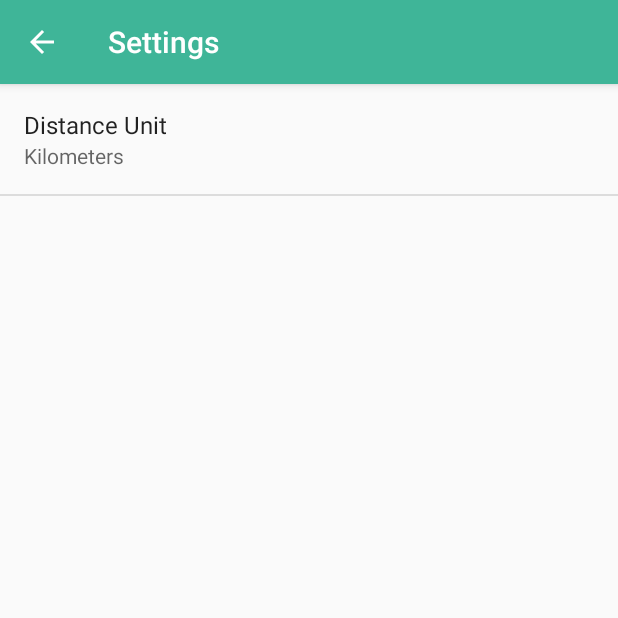
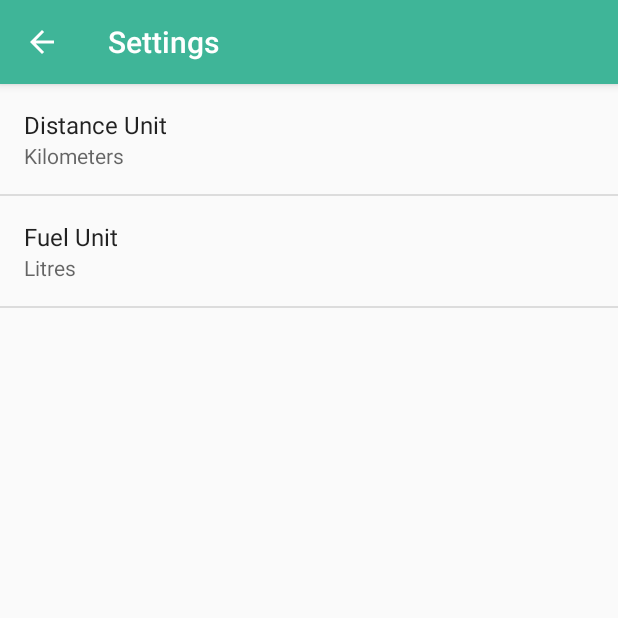
Before and after one commit to championswimmer/ReFuel, an Android app: the SettingsActivity screen opened directly, with no data from a screen before it, on a phone screen of 412 x 824 dp, the top half of it. Run offline under Robolectric (Android 15) with nearby library versions, the phone set to English and light mode, and no system bars.

Commit message:
refactor for cleanliness

```diff
--- a/app/src/main/AndroidManifest.xml
+++ b/app/src/main/AndroidManifest.xml
@@ -9,7 +9,7 @@
         android:supportsRtl="true"
         android:theme="@style/AppTheme" >
         <activity
-            android:name=".MainActivity"
+            android:name=".activities.MainActivity"
             android:label="@string/app_name"
             android:theme="@style/AppTheme.NoActionBar" >
             <intent-filter>
@@ -19,12 +19,12 @@
             </intent-filter>
         </activity>
         <activity
-            android:name=".SettingsActivity"
+            android:name=".activities.SettingsActivity"
             android:label="@string/title_activity_settings"
-            android:parentActivityName=".MainActivity" >
+            android:parentActivityName=".activities.MainActivity" >
             <meta-data
                 android:name="android.support.PARENT_ACTIVITY"
-                android:value="in.championswimmer.refuel.MainActivity" />
+                android:value=".activities.MainActivity" />
         </activity>
     </application>
 
--- a/app/src/main/java/in/championswimmer/refuel/SettingsActivity.java
+++ b/app/src/main/java/in/championswimmer/refuel/activities/SettingsActivity.java
@@ -1,4 +1,4 @@
-package in.championswimmer.refuel;
+package in.championswimmer.refuel.activities;
 
 import android.content.res.Configuration;
 import android.os.Bundle;
@@ -6,6 +6,9 @@ import android.support.v4.app.NavUtils;
 import android.view.MenuItem;
 import android.view.View;
 import android.view.ViewGroup;
+
+import in.championswimmer.refuel.uihelper.AppCompatPreferenceActivity;
+import in.championswimmer.refuel.R;
 
 /**
  * Created by championswimmer on 18/10/15.
--- a/app/src/main/java/in/championswimmer/refuel/AppCompatPreferenceActivity.java
+++ b/app/src/main/java/in/championswimmer/refuel/uihelper/AppCompatPreferenceActivity.java
@@ -1,4 +1,4 @@
-package in.championswimmer.refuel;
+package in.championswimmer.refuel.uihelper;
 
 import android.content.res.Configuration;
 import android.os.Bundle;
--- a/app/src/main/res/values/arrays.xml
+++ b/app/src/main/res/values/arrays.xml
@@ -7,6 +7,16 @@
 
     <string-array name="distance_unit_values">
         <item>km</item>
-        <item>miles</item>
+        <item>mile</item>
+    </string-array>
+
+    <string-array name="fuel_unit_names">
+        <item>Litres</item>
+        <item>Gallons</item>
+    </string-array>
+
+    <string-array name="fuel_unit_values">
+        <item>litre</item>
+        <item>gallon</item>
     </string-array>
 </resources>
--- a/app/src/main/res/xml/settings_main.xml
+++ b/app/src/main/res/xml/settings_main.xml
@@ -7,8 +7,13 @@
         android:entries="@array/distance_unit_names"
         android:entryValues="@array/distance_unit_values"
         android:key="distance_unit"
-        android:title="Distance Unit">
+        android:title="Distance Unit"/>
 
-    </ListPreference>
-
+    <ListPreference
+        android:summary="%s"
+        android:defaultValue="litre"
+        android:entries="@array/fuel_unit_names"
+        android:entryValues="@array/fuel_unit_values"
+        android:key="fuel_unit"
+        android:title="Fuel Unit"/>
 </PreferenceScreen>
```
Also changed, not shown: app/src/main/java/in/championswimmer/refuel/activities/MainActivity.java (renamed from app/src/main/java/in/championswimmer/refuel/MainActivity.java, +3 -5 lines).
